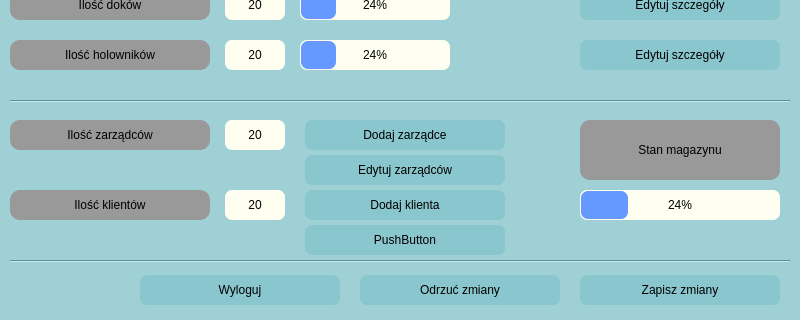
First picture: the form in AdminPanel.ui, repository GlowK/SafeHarbor, before the edit; both pictures show x 0 to 800 and y 280 to 600 of the 800 by 600 pixel window.
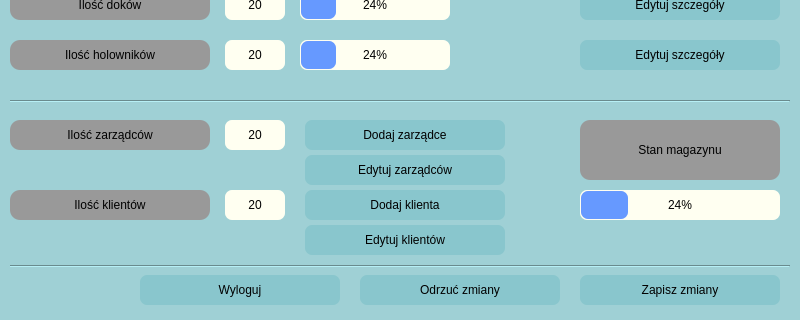
Second picture: the form after the edit. Icons and pictures are not drawn.

```diff
--- a/AdminPanel.ui
+++ b/AdminPanel.ui
@@ -129,7 +129,7 @@
    <property name="geometry">
     <rect>
      <x>10</x>
-     <y>540</y>
+     <y>545</y>
      <width>780</width>
      <height>3</height>
     </rect>
@@ -492,7 +492,7 @@
     </rect>
    </property>
    <property name="text">
-    <string>PushButton</string>
+    <string>Edytuj klientów</string>
    </property>
   </widget>
   <widget class="QComboBox" name="comboBox">
```
